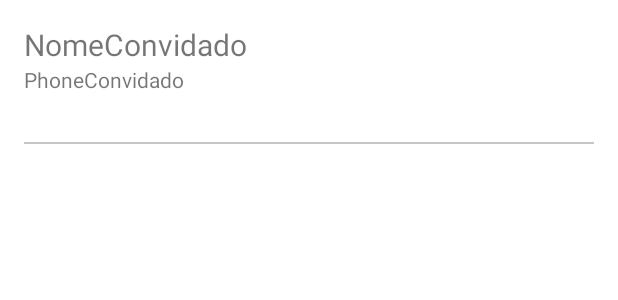
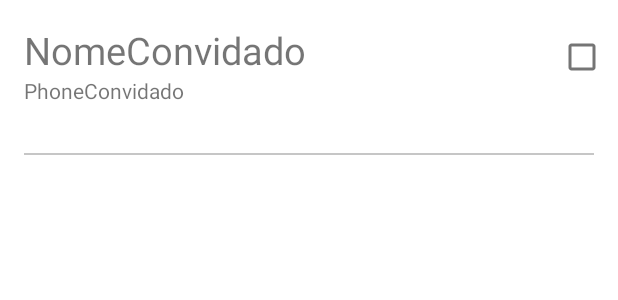
Before and after one commit to jefferson-norberto/Guest, an Android app: the layout row_guest.xml on its own in the app's theme, with its tools: preview values and no code run, on a phone screen of 412 x 824 dp. Shown: the top 300 px of the screen. Run offline under Robolectric (Android 15) with nearby library versions, the phone set to English and light mode, and no system bars.

```diff
--- a/app/src/main/java/com/example/guests/view/viewholder/GuestViewHolder.kt
+++ b/app/src/main/java/com/example/guests/view/viewholder/GuestViewHolder.kt
@@ -21,9 +21,13 @@ class GuestViewHolder(itemView: View, private val listener: GuestListener) : Rec
         //pegando a referencia do meu row_guest
         val textName = itemView.findViewById<TextView>(R.id.text_name_guest)
         val textPhone = itemView.findViewById<TextView>(R.id.text_phone_guest)
+        val checkPresence = itemView.findViewById<CheckBox>(R.id.check_presence)
         //quando encontro atribuo o meu guest ao textView
         textName.text = guest.name
         textPhone.text = guest.phone
+
+        //como presence é um boolean não preciso de if else, ele já tem minha informação
+        checkPresence.isChecked = guest.presence
 
         //faz o setOnClickListener do texName e invoca o onClick
         textName.setOnClickListener {
--- a/app/src/main/res/layout/row_guest.xml
+++ b/app/src/main/res/layout/row_guest.xml
@@ -4,6 +4,10 @@
     android:layout_width="match_parent"
     android:orientation="vertical"
     android:layout_height="wrap_content">
+    <LinearLayout
+        android:layout_width="match_parent"
+        android:layout_height="wrap_content"
+        android:orientation="horizontal">
 
         <TextView
             android:id="@+id/text_name_guest"
@@ -12,8 +16,18 @@
             android:paddingStart="16dp"
             android:layout_width="wrap_content"
             android:layout_height="wrap_content"
-            android:textSize="20sp"
+            android:textSize="25sp"
             android:text="NomeConvidado" />
+
+        <CheckBox
+            android:id="@+id/check_presence"
+            android:clickable="false"
+            android:layout_width="wrap_content"
+            android:layout_height="wrap_content"
+            />
+
+
+    </LinearLayout>
 
     <TextView
         android:id="@+id/text_phone_guest"
```
